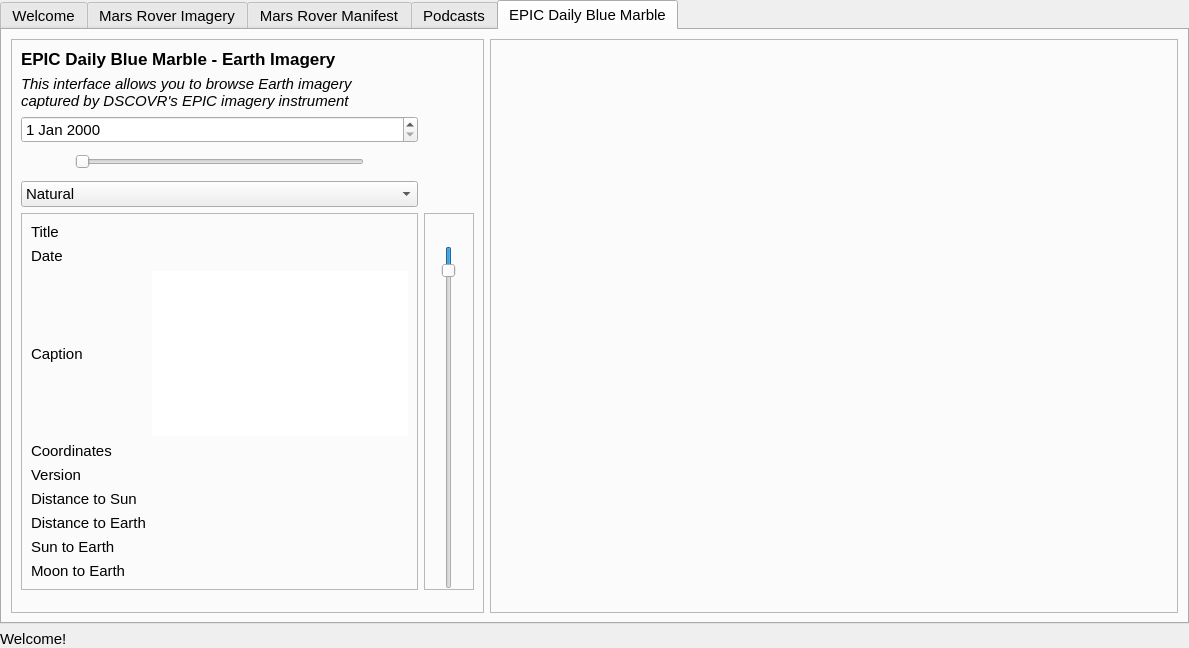
The window that mainwindow.ui (DavidJerman/AstroXplorer) describes before a commit, drawn with Qt 5.
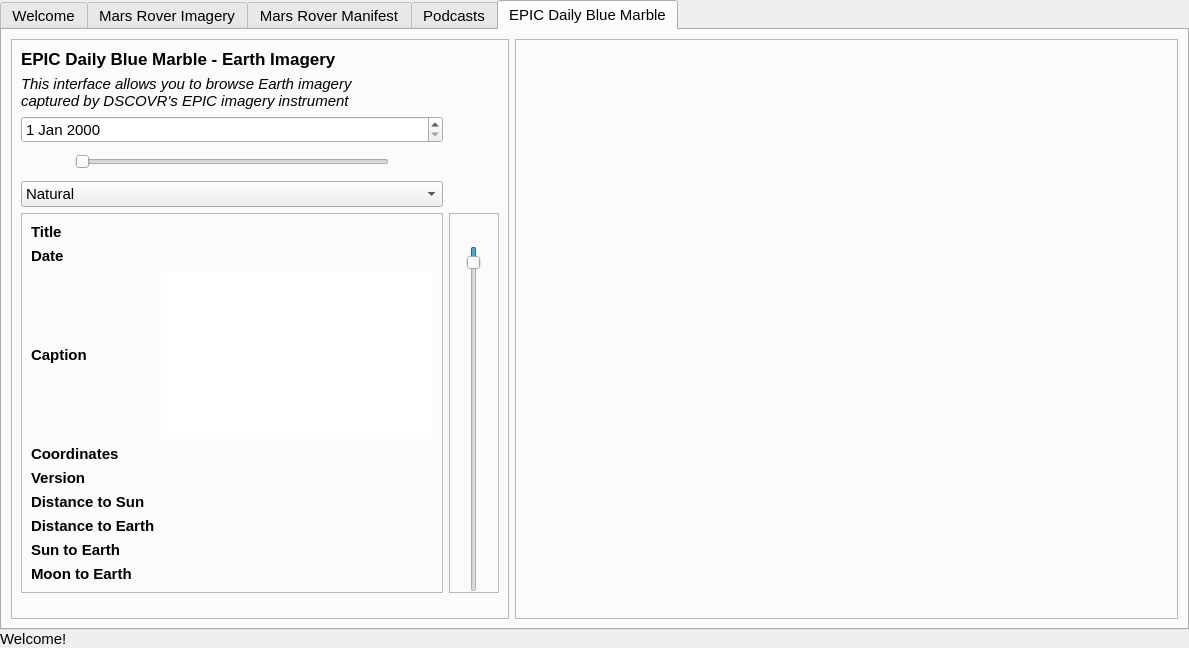
The same window after the commit. Icons and pictures are not drawn.

The edit to the form file:
```diff
--- a/mainwindow.ui
+++ b/mainwindow.ui
@@ -21,6 +21,9 @@
     </sizepolicy>
    </property>
    <layout class="QVBoxLayout" name="verticalLayout_7">
+    <property name="spacing">
+     <number>0</number>
+    </property>
     <property name="leftMargin">
      <number>0</number>
     </property>
@@ -4144,7 +4147,7 @@
        <attribute name="title">
         <string>EPIC Daily Blue Marble</string>
        </attribute>
-       <layout class="QHBoxLayout" name="horizontalLayout_61" stretch="0,14">
+       <layout class="QHBoxLayout" name="horizontalLayout_61" stretch="6,8">
         <item>
          <widget class="QFrame" name="EPICQueryFrame">
           <property name="frameShape">
@@ -4277,11 +4280,14 @@
                 <property name="singleStep">
                  <number>50</number>
                 </property>
+                <property name="pageStep">
+                 <number>50</number>
+                </property>
                 <property name="value">
-                 <number>200</number>
+                 <number>150</number>
                 </property>
                 <property name="sliderPosition">
-                 <number>200</number>
+                 <number>150</number>
                 </property>
                 <property name="orientation">
                  <enum>Qt::Vertical</enum>
@@ -4351,6 +4357,12 @@
              <layout class="QGridLayout" name="gridLayout_11">
               <item row="5" column="0">
                <widget class="QLabel" name="EPICVersionLabel">
+                <property name="font">
+                 <font>
+                  <pointsize>11</pointsize>
+                  <bold>true</bold>
+                 </font>
+                </property>
                 <property name="text">
                  <string>Version</string>
                 </property>
@@ -4358,6 +4370,12 @@
               </item>
               <item row="8" column="0">
                <widget class="QLabel" name="EPICSunToEarthLabel">
+                <property name="font">
+                 <font>
+                  <pointsize>11</pointsize>
+                  <bold>true</bold>
+                 </font>
+                </property>
                 <property name="text">
                  <string>Sun to Earth</string>
                 </property>
@@ -4406,6 +4424,12 @@
               </item>
               <item row="0" column="0">
                <widget class="QLabel" name="EPICImageTitleLabel">
+                <property name="font">
+                 <font>
+                  <pointsize>11</pointsize>
+                  <bold>true</bold>
+                 </font>
+                </property>
                 <property name="text">
                  <string>Title</string>
                 </property>
@@ -4413,6 +4437,12 @@
               </item>
               <item row="4" column="0">
                <widget class="QLabel" name="EPICImageCordLabel">
+                <property name="font">
+                 <font>
+                  <pointsize>11</pointsize>
+                  <bold>true</bold>
+                 </font>
+                </property>
                 <property name="text">
                  <string>Coordinates</string>
                 </property>
@@ -4420,6 +4450,12 @@
               </item>
               <item row="7" column="0">
                <widget class="QLabel" name="EPICDistanceToEarth">
+                <property name="font">
+                 <font>
+                  <pointsize>11</pointsize>
+                  <bold>true</bold>
+                 </font>
+                </property>
                 <property name="text">
                  <string>Distance to Earth</string>
                 </property>
@@ -4427,6 +4463,12 @@
               </item>
               <item row="2" column="0">
                <widget class="QLabel" name="EPICImageCaptionLabel">
+                <property name="font">
+                 <font>
+                  <pointsize>11</pointsize>
+                  <bold>true</bold>
+                 </font>
+                </property>
                 <property name="text">
                  <string>Caption</string>
                 </property>
@@ -4455,6 +4497,12 @@
               </item>
               <item row="6" column="0">
                <widget class="QLabel" name="EPICDistanceToSunLabel">
+                <property name="font">
+                 <font>
+                  <pointsize>11</pointsize>
+                  <bold>true</bold>
+                 </font>
+                </property>
                 <property name="text">
                  <string>Distance to Sun</string>
                 </property>
@@ -4462,6 +4510,12 @@
               </item>
               <item row="1" column="0">
                <widget class="QLabel" name="EPICImageDateLabel">
+                <property name="font">
+                 <font>
+                  <pointsize>11</pointsize>
+                  <bold>true</bold>
+                 </font>
+                </property>
                 <property name="text">
                  <string>Date</string>
                 </property>
@@ -4469,6 +4523,12 @@
               </item>
               <item row="9" column="0">
                <widget class="QLabel" name="EPICMoonToEarthLabel">
+                <property name="font">
+                 <font>
+                  <pointsize>11</pointsize>
+                  <bold>true</bold>
+                 </font>
+                </property>
                 <property name="text">
                  <string>Moon to Earth</string>
                 </property>
```
